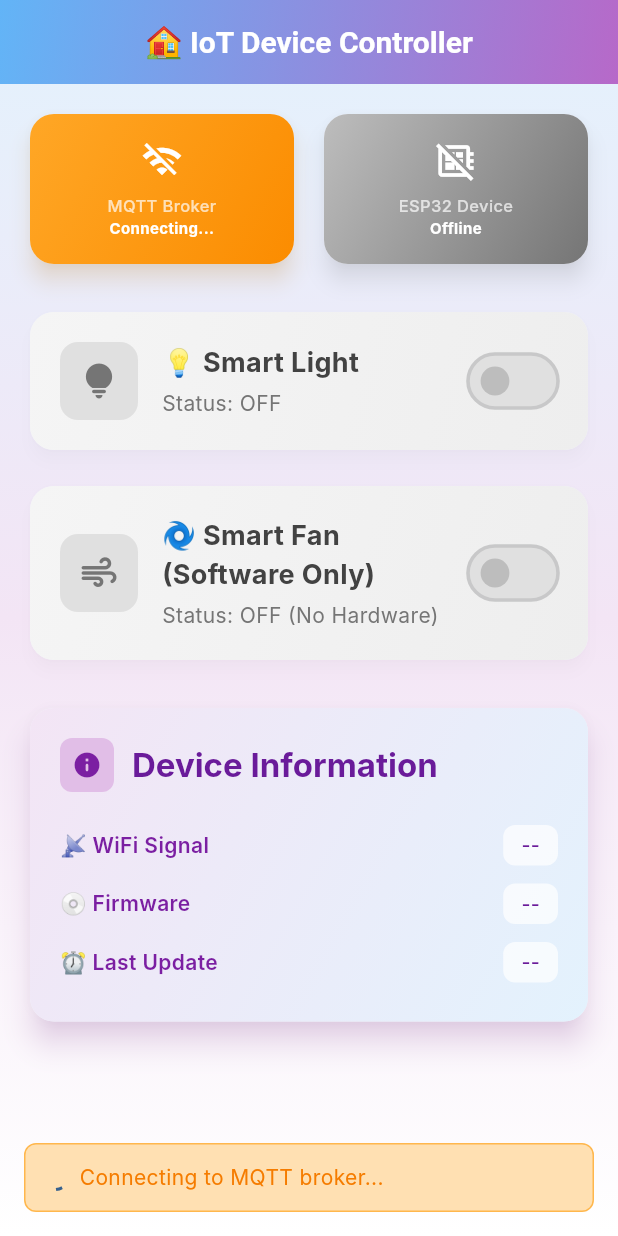
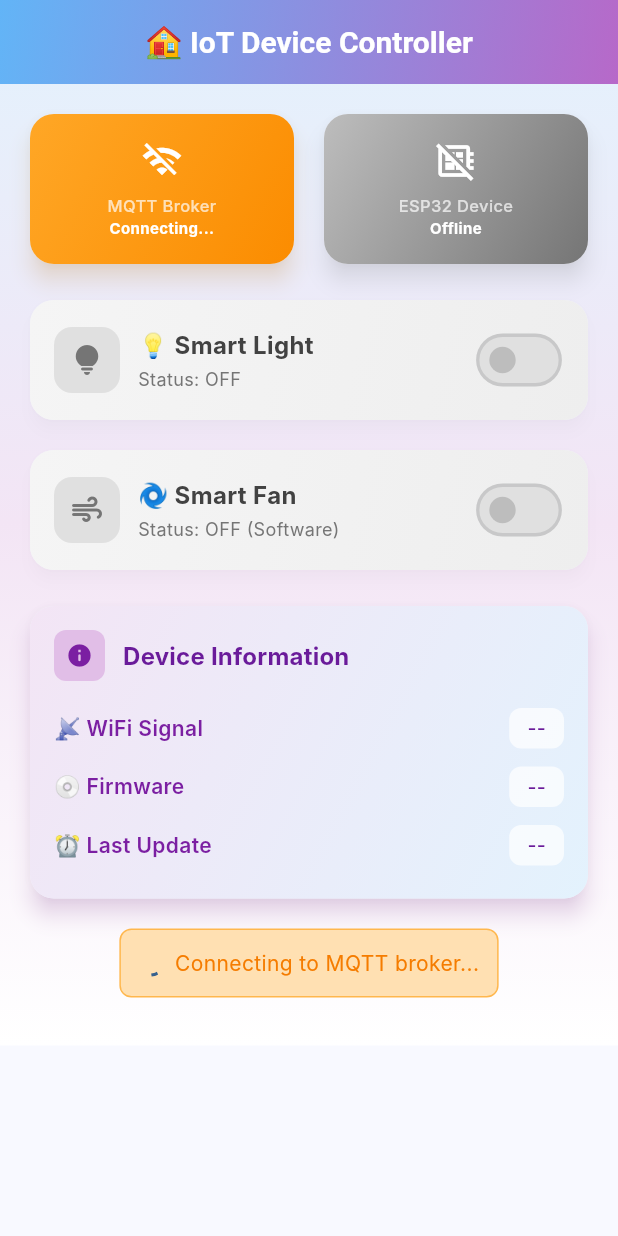
Before and after one commit to Lavie2000/IOT_BUOI5_BAI1, a Flutter app: the screen it shows after launch, on a phone screen of 412 x 824 dp. Run offline on Flutter 3.47's test engine with Material 3 defaults, Android fonts, the phone set to English and light mode, and no system bars; missing offline and left inert: dart:html, dart:js, mqtt_client; Roboto replaces fonts that are missing (Inter).

Commit message:
v6 fix loi giao dien trong file main.dart

```diff
--- a/app_flutter/lib/main.dart
+++ b/app_flutter/lib/main.dart
@@ -439,6 +439,7 @@ class _IoTControllerPageState extends State<IoTControllerPage> {
               ),
             ),
             child: SafeArea(
+              child: SingleChildScrollView(
                 child: Padding(
                   padding: const EdgeInsets.all(16.0),
                   child: Column(
@@ -452,12 +453,17 @@ class _IoTControllerPageState extends State<IoTControllerPage> {
                               status: mqtt.isConnected
                                   ? 'Connected'
                                   : 'Connecting...',
-                            color:
-                                mqtt.isConnected ? Colors.green : Colors.orange,
-                            icon:
-                                mqtt.isConnected ? Icons.wifi : Icons.wifi_off,
+                              color: mqtt.isConnected
+                                  ? Colors.green
+                                  : Colors.orange,
+                              icon: mqtt.isConnected
+                                  ? Icons.wifi
+                                  : Icons.wifi_off,
                               gradient: mqtt.isConnected
-                                ? [Colors.green.shade400, Colors.green.shade600]
+                                  ? [
+                                      Colors.green.shade400,
+                                      Colors.green.shade600,
+                                    ]
                                   : [
                                       Colors.orange.shade400,
                                       Colors.orange.shade600,
@@ -476,13 +482,16 @@ class _IoTControllerPageState extends State<IoTControllerPage> {
                                   : Icons.developer_board_off,
                               gradient: mqtt.deviceOnline
                                   ? [Colors.blue.shade400, Colors.blue.shade600]
-                                : [Colors.grey.shade400, Colors.grey.shade600],
+                                  : [
+                                      Colors.grey.shade400,
+                                      Colors.grey.shade600,
+                                    ],
                             ),
                           ),
                         ],
                       ),
 
-                    const SizedBox(height: 24),
+                      const SizedBox(height: 16),
 
                       // Sensor Data Card
                       if (mqtt.deviceOnline) ...[
@@ -503,7 +512,7 @@ class _IoTControllerPageState extends State<IoTControllerPage> {
                               ),
                             ),
                             child: Padding(
-                            padding: const EdgeInsets.all(20.0),
+                              padding: const EdgeInsets.all(16.0),
                               child: Column(
                                 crossAxisAlignment: CrossAxisAlignment.start,
                                 children: [
@@ -513,12 +522,13 @@ class _IoTControllerPageState extends State<IoTControllerPage> {
                                         padding: const EdgeInsets.all(8),
                                         decoration: BoxDecoration(
                                           color: Colors.green.shade100,
-                                        borderRadius: BorderRadius.circular(8),
+                                          borderRadius:
+                                              BorderRadius.circular(8),
                                         ),
                                         child: Icon(
                                           Icons.sensors,
                                           color: Colors.green.shade700,
-                                        size: 20,
+                                          size: 18,
                                         ),
                                       ),
                                       const SizedBox(width: 12),
@@ -526,7 +536,7 @@ class _IoTControllerPageState extends State<IoTControllerPage> {
                                         'Sensor Data',
                                         style: Theme.of(context)
                                             .textTheme
-                                          .titleLarge
+                                            .titleMedium
                                             ?.copyWith(
                                               fontWeight: FontWeight.bold,
                                               color: Colors.green.shade800,
@@ -534,7 +544,7 @@ class _IoTControllerPageState extends State<IoTControllerPage> {
                                       ),
                                     ],
                                   ),
-                                const SizedBox(height: 16),
+                                  const SizedBox(height: 12),
                                   Row(
                                     mainAxisAlignment:
                                         MainAxisAlignment.spaceAround,
@@ -554,7 +564,6 @@ class _IoTControllerPageState extends State<IoTControllerPage> {
                                             '${mqtt.humidity.toStringAsFixed(1)}%',
                                         color: Colors.blue,
                                       ),
-                                    // Light sensor tile removed - DHT11 only
                                     ],
                                   ),
                                 ],
@@ -566,9 +575,6 @@ class _IoTControllerPageState extends State<IoTControllerPage> {
                       ],
 
                       // Control Cards with modern design
-                    Expanded(
-                      child: Column(
-                        children: [
                       _ControlCard(
                         title: '💡 Smart Light',
                         icon: Icons.lightbulb_rounded,
@@ -582,18 +588,17 @@ class _IoTControllerPageState extends State<IoTControllerPage> {
                                 );
                               }
                             : null,
-                            subtitle:
-                                'Status: ${mqtt.lightState.toUpperCase()}',
+                        subtitle: 'Status: ${mqtt.lightState.toUpperCase()}',
                         activeGradient: [
                           Colors.orange.shade400,
                           Colors.orange.shade600,
                         ],
                       ),
 
-                          const SizedBox(height: 16),
+                      const SizedBox(height: 12),
 
                       _ControlCard(
-                            title: '🌀 Smart Fan (Software Only)',
+                        title: '🌀 Smart Fan',
                         icon: Icons.air_rounded,
                         value: mqtt.fanState == 'on',
                         onChanged: mqtt.isConnected && mqtt.deviceOnline
@@ -601,23 +606,23 @@ class _IoTControllerPageState extends State<IoTControllerPage> {
                                 mqtt.toggleFan();
                                 _showFeedback(
                                   context,
-                                      'Fan command sent (no hardware)!',
+                                  'Fan command sent!',
                                 );
                               }
                             : null,
                         subtitle:
-                                'Status: ${mqtt.fanState.toUpperCase()} (No Hardware)',
+                            'Status: ${mqtt.fanState.toUpperCase()} (Software)',
                         activeGradient: [
                           Colors.cyan.shade400,
                           Colors.cyan.shade600,
                         ],
                       ),
 
-                          const SizedBox(height: 24),
+                      const SizedBox(height: 16),
 
                       // Enhanced Device Info Card
                       Card(
-                            elevation: 8,
+                        elevation: 6,
                         shadowColor: Colors.purple.withOpacity(0.3),
                         child: Container(
                           width: double.infinity,
@@ -633,7 +638,7 @@ class _IoTControllerPageState extends State<IoTControllerPage> {
                             ),
                           ),
                           child: Padding(
-                                padding: const EdgeInsets.all(20.0),
+                            padding: const EdgeInsets.all(16.0),
                             child: Column(
                               crossAxisAlignment: CrossAxisAlignment.start,
                               children: [
@@ -643,14 +648,12 @@ class _IoTControllerPageState extends State<IoTControllerPage> {
                                       padding: const EdgeInsets.all(8),
                                       decoration: BoxDecoration(
                                         color: Colors.purple.shade100,
-                                            borderRadius: BorderRadius.circular(
-                                              8,
-                                            ),
+                                        borderRadius: BorderRadius.circular(8),
                                       ),
                                       child: Icon(
                                         Icons.info_rounded,
                                         color: Colors.purple.shade700,
-                                            size: 20,
+                                        size: 18,
                                       ),
                                     ),
                                     const SizedBox(width: 12),
@@ -658,7 +661,7 @@ class _IoTControllerPageState extends State<IoTControllerPage> {
                                       'Device Information',
                                       style: Theme.of(context)
                                           .textTheme
-                                              .titleLarge
+                                          .titleMedium
                                           ?.copyWith(
                                             fontWeight: FontWeight.bold,
                                             color: Colors.purple.shade800,
@@ -666,7 +669,7 @@ class _IoTControllerPageState extends State<IoTControllerPage> {
                                     ),
                                   ],
                                 ),
-                                    const SizedBox(height: 16),
+                                const SizedBox(height: 12),
                                 _InfoRow('📡 WiFi Signal', mqtt.rssi),
                                 _InfoRow('💿 Firmware', mqtt.firmware),
                                 _InfoRow('⏰ Last Update', mqtt.lastUpdate),
@@ -675,14 +678,12 @@ class _IoTControllerPageState extends State<IoTControllerPage> {
                           ),
                         ),
                       ),
-                        ],
-                      ),
-                    ),
+
+                      const SizedBox(height: 16),
 
                       // Connection status info
                       if (!mqtt.isConnected)
                         Container(
-                        margin: const EdgeInsets.only(top: 16),
                           padding: const EdgeInsets.all(12),
                           decoration: BoxDecoration(
                             color: Colors.orange.shade100,
@@ -690,16 +691,21 @@ class _IoTControllerPageState extends State<IoTControllerPage> {
                             border: Border.all(color: Colors.orange.shade300),
                           ),
                           child: Row(
+                            mainAxisSize: MainAxisSize.min,
                             children: [
                               const SizedBox(
                                 width: 16,
                                 height: 16,
-                              child: CircularProgressIndicator(strokeWidth: 2),
+                                child:
+                                    CircularProgressIndicator(strokeWidth: 2),
                               ),
                               const SizedBox(width: 8),
-                            Text(
+                              Flexible(
+                                child: Text(
                                   'Connecting to MQTT broker...',
-                              style: TextStyle(color: Colors.orange.shade700),
+                                  style:
+                                      TextStyle(color: Colors.orange.shade700),
+                                ),
                               ),
                             ],
                           ),
@@ -708,7 +714,6 @@ class _IoTControllerPageState extends State<IoTControllerPage> {
                       // Sync status indicator
                       if (mqtt.isConnected && mqtt.deviceOnline)
                         Container(
-                        margin: const EdgeInsets.only(top: 16),
                           padding: const EdgeInsets.all(12),
                           decoration: BoxDecoration(
                             color: Colors.green.shade100,
@@ -716,6 +721,7 @@ class _IoTControllerPageState extends State<IoTControllerPage> {
                             border: Border.all(color: Colors.green.shade300),
                           ),
                           child: Row(
+                            mainAxisSize: MainAxisSize.min,
                             children: [
                               Icon(
                                 Icons.sync,
@@ -733,7 +739,10 @@ class _IoTControllerPageState extends State<IoTControllerPage> {
                             ],
                           ),
                         ),
+
+                      const SizedBox(height: 16),
                     ],
+                  ),
                 ),
               ),
             ),
@@ -900,11 +909,11 @@ class _ControlCard extends StatelessWidget {
                 ),
         ),
         child: Padding(
-          padding: const EdgeInsets.all(20.0),
+          padding: const EdgeInsets.all(16.0),
           child: Row(
             children: [
               Container(
-                padding: const EdgeInsets.all(12),
+                padding: const EdgeInsets.all(10),
                 decoration: BoxDecoration(
                   color: value
                       ? Colors.white.withOpacity(0.2)
@@ -914,35 +923,41 @@ class _ControlCard extends StatelessWidget {
                 child: Icon(
                   icon,
                   color: value ? Colors.white : Colors.grey.shade600,
-                  size: 28,
+                  size: 24,
                 ),
               ),
-              const SizedBox(width: 16),
+              const SizedBox(width: 12),
               Expanded(
                 child: Column(
                   crossAxisAlignment: CrossAxisAlignment.start,
+                  mainAxisSize: MainAxisSize.min,
                   children: [
                     Text(
                       title,
                       style: TextStyle(
-                        fontSize: 18,
+                        fontSize: 16,
                         fontWeight: FontWeight.bold,
                         color: value ? Colors.white : Colors.grey.shade800,
                       ),
+                      maxLines: 1,
+                      overflow: TextOverflow.ellipsis,
                     ),
-                    const SizedBox(height: 4),
+                    const SizedBox(height: 2),
                     Text(
                       subtitle,
                       style: TextStyle(
-                        fontSize: 14,
+                        fontSize: 12,
                         color: value ? Colors.white70 : Colors.grey.shade600,
                       ),
+                      maxLines: 1,
+                      overflow: TextOverflow.ellipsis,
                     ),
                   ],
                 ),
               ),
+              const SizedBox(width: 8),
               Transform.scale(
-                scale: 1.2,
+                scale: 1.1,
                 child: Switch(
                   value: value,
                   onChanged: onChanged,
```
Lines whose indentation alone changed are shown as unchanged.
